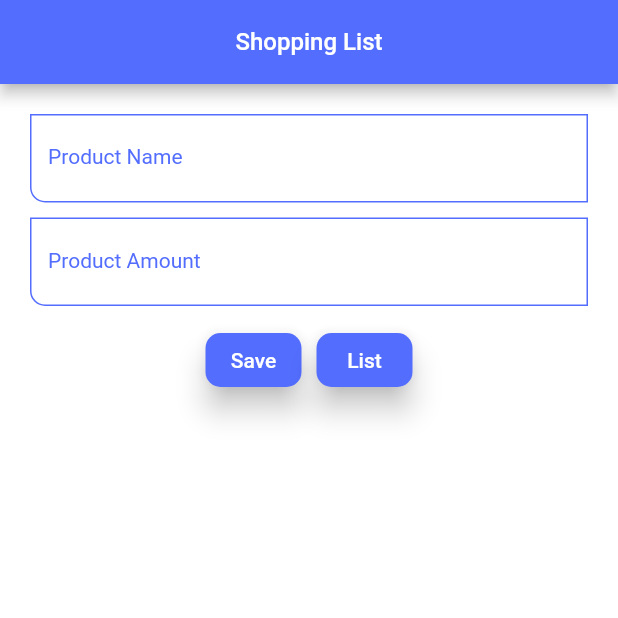
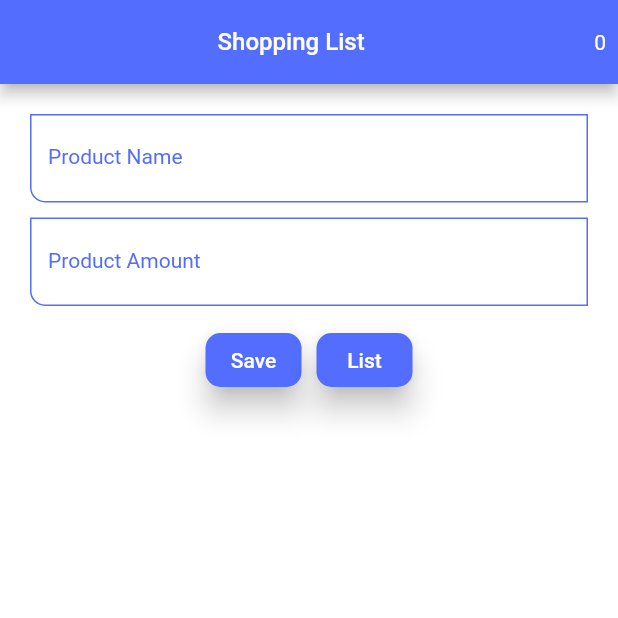
Before and after one commit to kahveciogluo/shoppinglist_provider, a Flutter app: the screen it shows after launch, after a tap on "Save", after a tap on the "delete" icon, on a phone screen of 412 x 824 dp, the top half of it. Run offline on Flutter 3.47's test engine with Material 2 defaults, Android fonts, the phone set to English and light mode, and no system bars.

Commit message:
new commit.

```diff
--- a/lib/main.dart
+++ b/lib/main.dart
@@ -7,7 +7,7 @@ void main() {
   runApp(MultiProvider(providers: [
     ChangeNotifierProvider(
       create: (_) => ProductNotifier(),
-    )
+    ),
   ], child: MyApp()));
 }
 
--- a/lib/provider/product_notifier.dart
+++ b/lib/provider/product_notifier.dart
@@ -11,16 +11,14 @@ class ProductNotifier extends ChangeNotifier {
 
   addProduct(Product product){
     _productList.add(product);
+    _numberOfProducts++;
     notifyListeners();
   }
 
   deleteProduct(index){
     _productList.removeAt(index);
+    _numberOfProducts--;
     notifyListeners();
   }
 
-  incrementNumberOfProducts(){
-    _numberOfProducts++;
-    notifyListeners();
-  }
 }
--- a/lib/screens/home_page.dart
+++ b/lib/screens/home_page.dart
@@ -15,13 +15,11 @@ class HomePage extends StatefulWidget {
 class _HomePageState extends State<HomePage> {
   String? _name;
   String? _amount;
-  //List<Product> productList = [];
 
   final _formKey = GlobalKey<FormState>();
 
   @override
   Widget build(BuildContext context) {
-    ProductNotifier productNotifier = Provider.of<ProductNotifier>(context);
 
     return Scaffold(
       appBar: AppBar(
@@ -31,6 +29,16 @@ class _HomePageState extends State<HomePage> {
             style: TextStyle(color: Colors.white, fontSize: 16.0),
           ),
         ),
+        actions: [
+          Center(
+            child: Padding(
+              padding: EdgeInsets.all(8.0),
+              child: Text(
+                context.watch<ProductNotifier>().numberOfProducts.toString(),
+              ),
+            ),
+          ),
+        ],
       ),
       body: Container(
         margin: EdgeInsets.all(20.0),
@@ -42,9 +50,9 @@ class _HomePageState extends State<HomePage> {
                 key: this._formKey,
                 child: ListView(
                   children: [
-                    BuildProductNameInput(),
+                    buildProductNameInput(),
                     SizedBox(height: 10.0),
-                    BuildProductAmountInput(),
+                    buildProductAmountInput(),
                   ],
                 ),
               ),
@@ -69,8 +77,7 @@ class _HomePageState extends State<HomePage> {
                   ),
                   onPressed: () {
                     _formKey.currentState!.save();
-                    productNotifier.addProduct(Product(name: _name!, amount: _amount!));
-                    //addProduct(Product(name: _name!, amount: _amount!));
+                    context.read<ProductNotifier>().addProduct(Product(name: _name!, amount: _amount!));
                   },
                 ),
                 SizedBox(width: 10.0),
@@ -93,7 +100,7 @@ class _HomePageState extends State<HomePage> {
                     Navigator.push(
                         context,
                         MaterialPageRoute(
-                            builder: (context) => ProductListScreen(productNotifier.productList))).then((value) => setState(() {productNotifier.productList;}));
+                            builder: (context) => ProductListScreen()));
                   },
                 ),
               ],
@@ -103,7 +110,7 @@ class _HomePageState extends State<HomePage> {
               child: ListView.builder(
                 shrinkWrap: true,
                   scrollDirection: Axis.vertical,
-                  itemCount: productNotifier.productList.length,
+                  itemCount: context.watch<ProductNotifier>().productList.length,
                 itemBuilder: (BuildContext context, int index) => Card(
                   color: Theme.of(context).primaryColor,
                   child: Padding(
@@ -114,18 +121,17 @@ class _HomePageState extends State<HomePage> {
                         Row(
                           mainAxisAlignment: MainAxisAlignment.start,
                           children: [
-                            Consumer<ProductNotifier>(builder: (_,notifier,__)=>Text(productNotifier.productList[index].name, style: TextStyle(color: Colors.white)),),
+                            Text(context.watch<ProductNotifier>().productList[index].name, style: TextStyle(color: Colors.white)),
                             SizedBox(width: 10.0),
-                            Consumer<ProductNotifier>(builder: (_,notifier,__)=>Text(productNotifier.productList[index].amount, style: TextStyle(color: Colors.white)),),
+                            Text(context.watch<ProductNotifier>().productList[index].amount, style: TextStyle(color: Colors.white)),
                           ],
                         ),
-                        Consumer<ProductNotifier>(builder: (_,notifier,__)=>IconButton(
-                          icon: Icon(Icons.delete, color: Colors.white,),
-                          onPressed: (){
-                            productNotifier.deleteProduct(index);
-                            //deleteProduct(index);
-                          },
-                        )),
+                      IconButton(
+                      icon: Icon(Icons.delete, color: Colors.white,),
+                      onPressed: (){
+                        context.read<ProductNotifier>().deleteProduct(index);
+                      },
+                    ),
                       ],
                     ),
                   ),
@@ -138,19 +144,7 @@ class _HomePageState extends State<HomePage> {
     );
   }
 
-  //addProduct(Product product) {
-    //setState(() {
-      //productList.add(product);
-    //});
-  //}
-
-  //deleteProduct(int index) {
-    //setState(() {
-      //productList.removeAt(index);
-    //});
-  //}
-
-  Widget BuildProductNameInput() {
+  Widget buildProductNameInput() {
     return TextFormField(
       decoration: InputDecoration(
         enabledBorder: OutlineInputBorder(
@@ -175,7 +169,7 @@ class _HomePageState extends State<HomePage> {
     );
   }
 
-  Widget BuildProductAmountInput() {
+  Widget buildProductAmountInput() {
     return TextFormField(
       decoration: InputDecoration(
         enabledBorder: OutlineInputBorder(
```
Also changed, not shown: lib/screens/product_list_screen.dart (+7 -16 lines), 1 other file.
